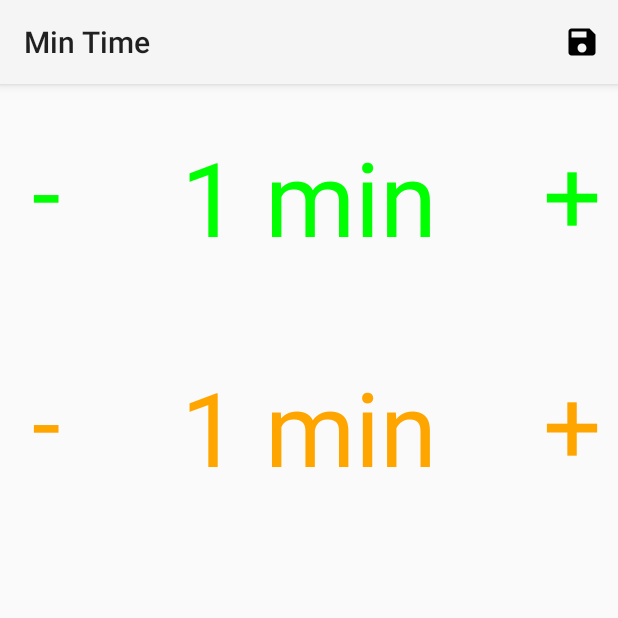
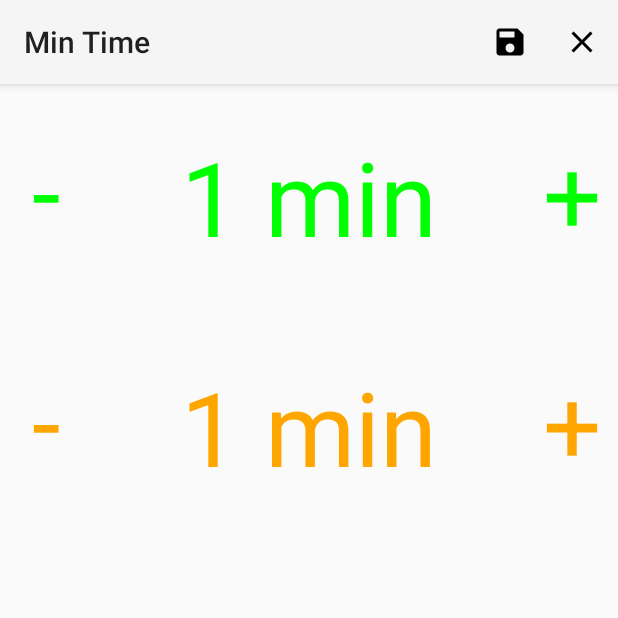
Before and after one commit to tkuenneth/mintime, an Android app: the screen it shows after launch (MinTime), on a phone screen of 412 x 824 dp, the top half of it. Run offline under Robolectric (Android 15) with nearby library versions, the phone set to English and light mode, and no system bars.

Commit message:
clear menu item added

```diff
--- a/app/src/main/java/com/thomaskuenneth/mintime/Counter.java
+++ b/app/src/main/java/com/thomaskuenneth/mintime/Counter.java
@@ -32,7 +32,7 @@ public class Counter extends View {
 
     private static final int INTERVAL_LONG = 500;
     private static final int SWIPE_MAX_MINUTES = 90;
-    private static final int INTERVAL_SHORT = 100;
+    private static final int INTERVAL_SHORT = 80;
     private static final int DELAY = 200;
 
     private boolean useMinutes = true;
@@ -137,7 +137,7 @@ public class Counter extends View {
                             @Override
                             public void run() {
                                 int segmentSize = v.getWidth() / SWIPE_MAX_MINUTES;
-                                value = (long) lastX / segmentSize;
+                                value = (long) (lastX + segmentSize - 1) / segmentSize;
                                 if (value < 1) {
                                     value = 1;
                                 } else if (value > SWIPE_MAX_MINUTES) {
--- a/app/src/main/java/com/thomaskuenneth/mintime/MinTime.java
+++ b/app/src/main/java/com/thomaskuenneth/mintime/MinTime.java
@@ -153,6 +153,19 @@ public class MinTime extends AppCompatActivity {
                 return true;
             });
         }
+        if ((counter1.getValueInMillis() > 0) ||
+                (counter2.getValueInMillis() > 0) ||
+                (counter3.getValueInMillis() > 0)) {
+            MenuItem clear = menu
+                    .add(1, Menu.NONE, Menu.NONE, R.string.clear);
+            clear.setIcon(R.drawable.ic_clear);
+            clear.setShowAsAction(MenuItem.SHOW_AS_ACTION_IF_ROOM);
+            clear.setOnMenuItemClickListener(item -> {
+                updateViews(0, 0, 0);
+                invalidateOptionsMenu();
+                return true;
+            });
+        }
         return super.onPrepareOptionsMenu(menu);
     }
 
--- /dev/null
+++ b/app/src/main/res/drawable/ic_clear.xml
@@ -0,0 +1,9 @@
+<vector xmlns:android="http://schemas.android.com/apk/res/android"
+        android:width="24dp"
+        android:height="24dp"
+        android:viewportWidth="24.0"
+        android:viewportHeight="24.0">
+    <path
+        android:fillColor="#FF000000"
+        android:pathData="M19,6.41L17.59,5 12,10.59 6.41,5 5,6.41 10.59,12 5,17.59 6.41,19 12,13.41 17.59,19 19,17.59 13.41,12z"/>
+</vector>
--- a/app/src/main/res/values/strings.xml
+++ b/app/src/main/res/values/strings.xml
@@ -18,4 +18,6 @@
     <string name="left">About %1$d %2$s left</string>
     <string name="running">Running for %1$d minutes</string>
     <string name="notification_channel_descr">Min Time reminders</string>
+    <string name="clear">Clear</string>
+
 </resources>
```
Also changed, not shown: 1 other file.
